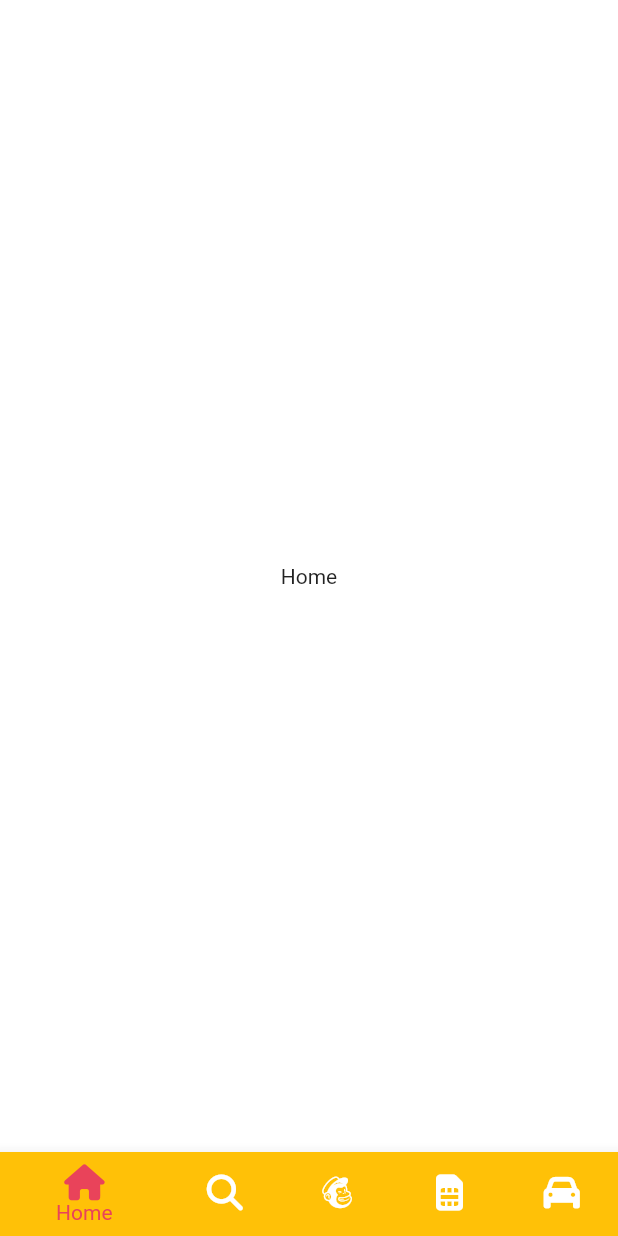
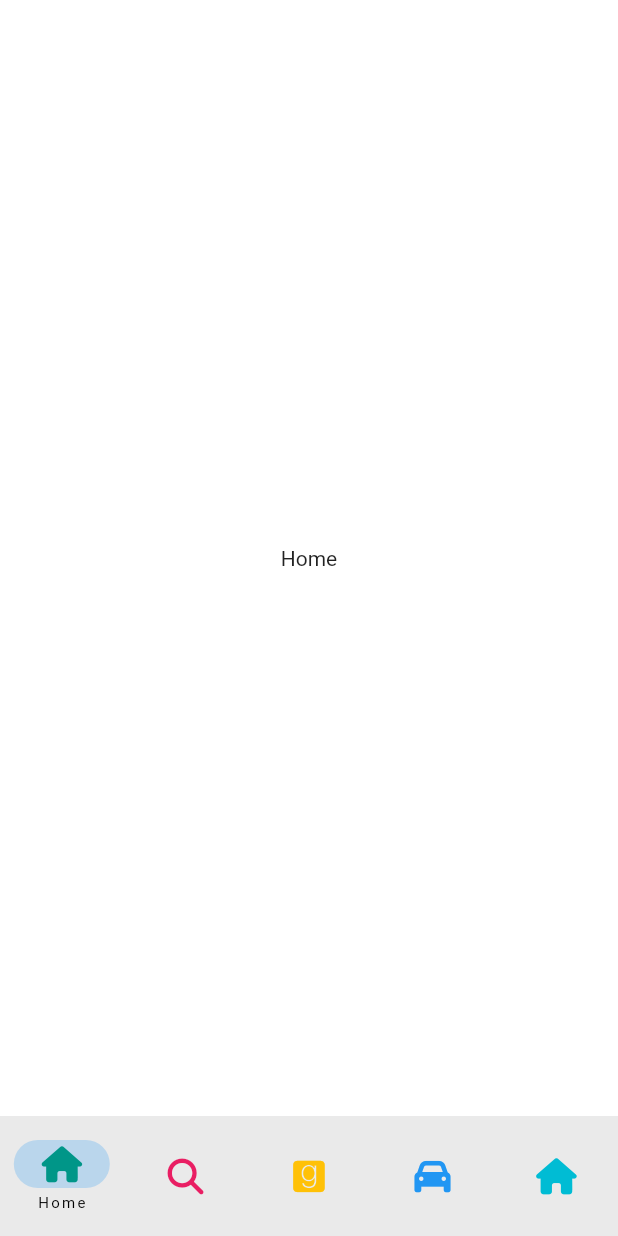
Before and after one commit to horu2day/tiktok_clone, a Flutter app: the screen it shows after launch, on a phone screen of 412 x 824 dp. Run offline on Flutter 3.47's test engine with Material 2 defaults, Android fonts, the phone set to English and light mode, and no system bars; our stand-ins replace font_awesome_flutter.

Commit message:
#6.3 NavigationBar

```diff
--- a/lib/screens/features/main_navigation/main_navigation_screen.dart
+++ b/lib/screens/features/main_navigation/main_navigation_screen.dart
@@ -39,40 +39,45 @@ class _MainNavigationScreenState extends State<MainNavigationScreen> {
   Widget build(BuildContext context) {
     return Scaffold(
       body: screens[_selectedIndex],
-      bottomNavigationBar: BottomNavigationBar(
-        currentIndex: _selectedIndex,
-        onTap: _onTap,
-        selectedItemColor: Theme.of(context).primaryColor,
-        items: const [
-          BottomNavigationBarItem(
-            icon: FaIcon(FontAwesomeIcons.house),
+      bottomNavigationBar: NavigationBar(
+        selectedIndex: _selectedIndex,
+        onDestinationSelected: _onTap,
+        labelBehavior: NavigationDestinationLabelBehavior.onlyShowSelected,
+        destinations: const [
+          NavigationDestination(
+            icon: FaIcon(
+              FontAwesomeIcons.house,
+              color: Colors.teal,
+            ),
             label: 'Home',
-            tooltip: 'What are you?',
-            backgroundColor: Colors.amber,
           ),
-          BottomNavigationBarItem(
-            icon: FaIcon(FontAwesomeIcons.magnifyingGlass),
+          NavigationDestination(
+            icon: FaIcon(
+              FontAwesomeIcons.magnifyingGlass,
+              color: Colors.pink,
+            ),
             label: 'Search',
-            tooltip: 'What are you?',
-            backgroundColor: Colors.cyan,
           ),
-          BottomNavigationBarItem(
-            icon: FaIcon(FontAwesomeIcons.mailchimp),
-            label: 'Center',
-            tooltip: 'What are you?',
-            backgroundColor: Colors.pink,
+          NavigationDestination(
+            icon: FaIcon(
+              FontAwesomeIcons.goodreads,
+              color: Colors.amber,
+            ),
+            label: 'Home',
           ),
-          BottomNavigationBarItem(
-            icon: FaIcon(FontAwesomeIcons.simCard),
-            label: 'Me',
-            tooltip: 'What are you?',
-            backgroundColor: Colors.blue,
+          NavigationDestination(
+            icon: FaIcon(
+              FontAwesomeIcons.car,
+              color: Colors.blue,
+            ),
+            label: 'Car',
           ),
-          BottomNavigationBarItem(
-            icon: FaIcon(FontAwesomeIcons.car),
-            label: 'Option',
-            tooltip: 'What are you?',
-            backgroundColor: Colors.green,
+          NavigationDestination(
+            icon: FaIcon(
+              FontAwesomeIcons.house,
+              color: Colors.cyan,
+            ),
+            label: 'Home',
           ),
         ],
       ),
```
